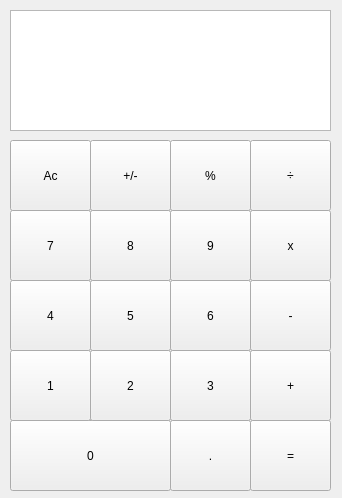
Above: mainwindow.ui from Hello-world-senior/QT_calculator before the change. Below: the same form after it.
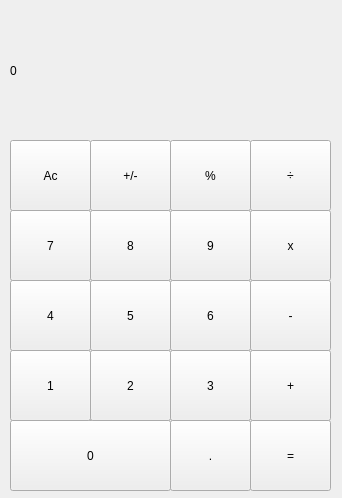
That is the form after the change.

Commit message: Adding a dot func , percent func and  pos/neg(+/-)func()

Patch:
```diff
--- a/mainwindow.ui
+++ b/mainwindow.ui
@@ -27,19 +27,6 @@
      <string>0</string>
     </property>
    </widget>
-   <widget class="QTextEdit" name="textEdit">
-    <property name="geometry">
-     <rect>
-      <x>10</x>
-      <y>10</y>
-      <width>321</width>
-      <height>121</height>
-     </rect>
-    </property>
-    <property name="readOnly">
-     <bool>true</bool>
-    </property>
-   </widget>
    <widget class="QPushButton" name="One_button">
     <property name="geometry">
      <rect>
@@ -274,6 +261,19 @@
      <string>Ac</string>
     </property>
    </widget>
+   <widget class="QLabel" name="label">
+    <property name="geometry">
+     <rect>
+      <x>10</x>
+      <y>10</y>
+      <width>321</width>
+      <height>121</height>
+     </rect>
+    </property>
+    <property name="text">
+     <string>0</string>
+    </property>
+   </widget>
   </widget>
  </widget>
  <resources/>
```
Left out of the diff: 14 changed lines with no effect on the pictures. The commit also changes 2 other files.
